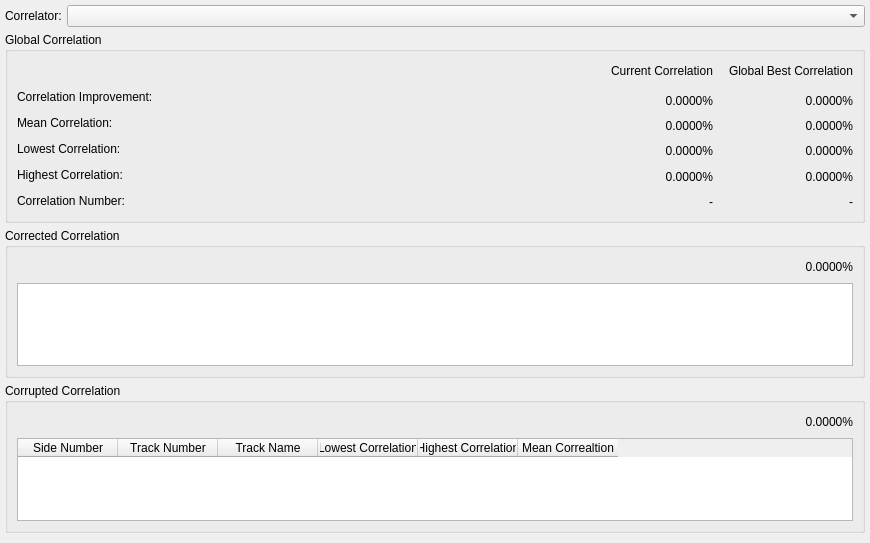
visore/Visore, file code/interface/vicomposedwidgets/forms/vicorrelationwidget.ui: the form before one commit.
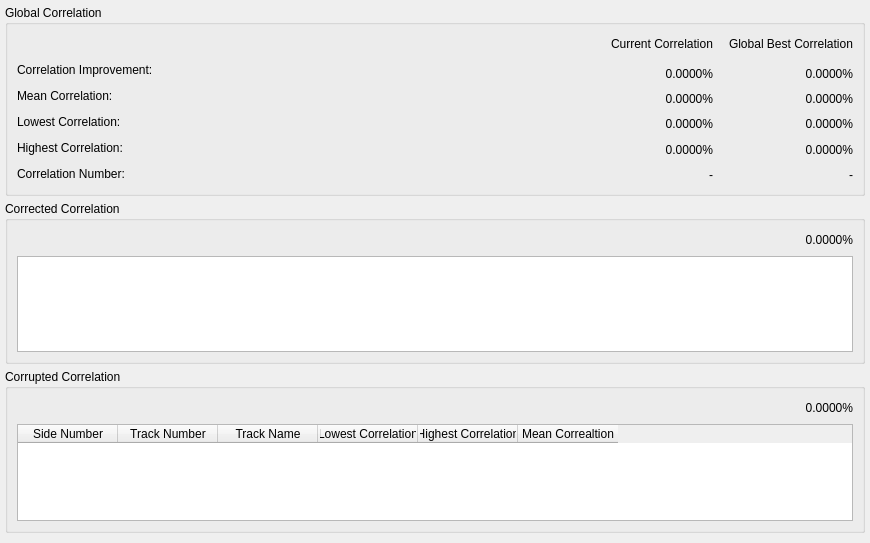
The form after the commit. Custom widgets are drawn as their Qt base class.

Commit message: Correlation widget updated.

What changed in the file:
```diff
--- a/code/interface/vicomposedwidgets/forms/vicorrelationwidget.ui
+++ b/code/interface/vicomposedwidgets/forms/vicorrelationwidget.ui
@@ -23,6 +23,9 @@
    <string/>
   </property>
   <layout class="QFormLayout" name="formLayout">
+   <property name="fieldGrowthPolicy">
+    <enum>QFormLayout::AllNonFixedFieldsGrow</enum>
+   </property>
    <property name="horizontalSpacing">
     <number>5</number>
    </property>
@@ -41,214 +44,7 @@
    <property name="bottomMargin">
     <number>5</number>
    </property>
-   <item row="0" column="0">
-    <widget class="QLabel" name="label_2">
-     <property name="text">
-      <string>Correlator:</string>
-     </property>
-    </widget>
-   </item>
-   <item row="0" column="1">
-    <widget class="QComboBox" name="correlatorComboBox">
-     <property name="minimumSize">
-      <size>
-       <width>0</width>
-       <height>0</height>
-      </size>
-     </property>
-    </widget>
-   </item>
-   <item row="2" column="0" colspan="2">
-    <widget class="QGroupBox" name="correctedGroupBox">
-     <property name="title">
-      <string>Corrected Correlation</string>
-     </property>
-     <layout class="QGridLayout" name="gridLayout_2">
-      <item row="0" column="1">
-       <widget class="QLabel" name="correctedLabel">
-        <property name="text">
-         <string>0.0000%</string>
-        </property>
-        <property name="alignment">
-         <set>Qt::AlignRight|Qt::AlignTrailing|Qt::AlignVCenter</set>
-        </property>
-       </widget>
-      </item>
-      <item row="1" column="0" colspan="2">
-       <widget class="ViTableWidget" name="correctedTable">
-        <property name="editTriggers">
-         <set>QAbstractItemView::NoEditTriggers</set>
-        </property>
-        <property name="showDropIndicator" stdset="0">
-         <bool>false</bool>
-        </property>
-        <property name="dragDropOverwriteMode">
-         <bool>false</bool>
-        </property>
-        <property name="selectionMode">
-         <enum>QAbstractItemView::SingleSelection</enum>
-        </property>
-        <property name="selectionBehavior">
-         <enum>QAbstractItemView::SelectRows</enum>
-        </property>
-        <property name="sortingEnabled">
-         <bool>true</bool>
-        </property>
-        <attribute name="horizontalHeaderVisible">
-         <bool>false</bool>
-        </attribute>
-        <attribute name="horizontalHeaderCascadingSectionResizes">
-         <bool>false</bool>
-        </attribute>
-        <attribute name="horizontalHeaderDefaultSectionSize">
-         <number>100</number>
-        </attribute>
-        <attribute name="horizontalHeaderMinimumSectionSize">
-         <number>56</number>
-        </attribute>
-        <attribute name="horizontalHeaderShowSortIndicator" stdset="0">
-         <bool>true</bool>
-        </attribute>
-        <attribute name="horizontalHeaderStretchLastSection">
-         <bool>false</bool>
-        </attribute>
-        <attribute name="verticalHeaderDefaultSectionSize">
-         <number>30</number>
-        </attribute>
-        <attribute name="verticalHeaderMinimumSectionSize">
-         <number>21</number>
-        </attribute>
-        <column>
-         <property name="text">
-          <string>Side Number</string>
-         </property>
-        </column>
-        <column>
-         <property name="text">
-          <string>Track Number</string>
-         </property>
-        </column>
-        <column>
-         <property name="text">
-          <string>Track Name</string>
-         </property>
-        </column>
-        <column>
-         <property name="text">
-          <string>Lowest Correlation</string>
-         </property>
-        </column>
-        <column>
-         <property name="text">
-          <string>Highest Correlation</string>
-         </property>
-        </column>
-        <column>
-         <property name="text">
-          <string>Mean Correlation</string>
-         </property>
-        </column>
-       </widget>
-      </item>
-      <item row="0" column="0">
-       <spacer name="horizontalSpacer_2">
-        <property name="orientation">
-         <enum>Qt::Horizontal</enum>
-        </property>
-        <property name="sizeHint" stdset="0">
-         <size>
-          <width>40</width>
-          <height>20</height>
-         </size>
-        </property>
-       </spacer>
-      </item>
-     </layout>
-    </widget>
-   </item>
-   <item row="3" column="0" colspan="2">
-    <widget class="QGroupBox" name="corruptedGroupBox">
-     <property name="title">
-      <string>Corrupted Correlation</string>
-     </property>
-     <layout class="QGridLayout" name="gridLayout_3">
-      <item row="0" column="1">
-       <widget class="QLabel" name="corruptedLabel">
-        <property name="text">
-         <string>0.0000%</string>
-        </property>
-        <property name="alignment">
-         <set>Qt::AlignRight|Qt::AlignTrailing|Qt::AlignVCenter</set>
-        </property>
-       </widget>
-      </item>
-      <item row="0" column="0">
-       <spacer name="horizontalSpacer">
-        <property name="orientation">
-         <enum>Qt::Horizontal</enum>
-        </property>
-        <property name="sizeHint" stdset="0">
-         <size>
-          <width>40</width>
-          <height>20</height>
-         </size>
-        </property>
-       </spacer>
-      </item>
-      <item row="1" column="0" colspan="2">
-       <widget class="ViTableWidget" name="corruptedTable">
-        <attribute name="horizontalHeaderStretchLastSection">
-         <bool>false</bool>
-        </attribute>
-        <column>
-         <property name="text">
-          <string>Side Number</string>
-         </property>
-        </column>
-        <column>
-         <property name="text">
-          <string>Track Number</string>
-         </property>
-        </column>
-        <column>
-         <property name="text">
-          <string>Track Name</string>
-         </property>
-        </column>
-        <column>
-         <property name="text">
-          <string>Lowest Correlation</string>
-         </property>
-        </column>
-        <column>
-         <property name="text">
-          <string>Highest Correlation</string>
-         </property>
-        </column>
-        <column>
-         <property name="text">
-          <string>Mean Correaltion</string>
-         </property>
-        </column>
-       </widget>
-      </item>
-     </layout>
-    </widget>
-   </item>
-   <item row="4" column="0">
-    <spacer name="verticalSpacer">
-     <property name="orientation">
-      <enum>Qt::Vertical</enum>
-     </property>
-     <property name="sizeHint" stdset="0">
-      <size>
-       <width>20</width>
-       <height>40</height>
-      </size>
-     </property>
-    </spacer>
-   </item>
-   <item row="1" column="0" colspan="2">
+   <item row="0" column="0" colspan="2">
     <widget class="QGroupBox" name="globalGroupBox">
      <property name="title">
       <string>Global Correlation</string>
@@ -555,6 +351,205 @@
      </layout>
     </widget>
    </item>
+   <item row="1" column="0" colspan="2">
+    <widget class="QGroupBox" name="correctedGroupBox">
+     <property name="title">
+      <string>Corrected Correlation</string>
+     </property>
+     <layout class="QGridLayout" name="gridLayout_2">
+      <item row="0" column="1">
+       <widget class="QLabel" name="correctedLabel">
+        <property name="text">
+         <string>0.0000%</string>
+        </property>
+        <property name="alignment">
+         <set>Qt::AlignRight|Qt::AlignTrailing|Qt::AlignVCenter</set>
+        </property>
+       </widget>
+      </item>
+      <item row="1" column="0" colspan="2">
+       <widget class="ViTableWidget" name="correctedTable">
+        <property name="editTriggers">
+         <set>QAbstractItemView::NoEditTriggers</set>
+        </property>
+        <property name="showDropIndicator" stdset="0">
+         <bool>false</bool>
+        </property>
+        <property name="dragDropOverwriteMode">
+         <bool>false</bool>
+        </property>
+        <property name="selectionMode">
+         <enum>QAbstractItemView::SingleSelection</enum>
+        </property>
+        <property name="selectionBehavior">
+         <enum>QAbstractItemView::SelectRows</enum>
+        </property>
+        <property name="sortingEnabled">
+         <bool>true</bool>
+        </property>
+        <attribute name="horizontalHeaderVisible">
+         <bool>false</bool>
+        </attribute>
+        <attribute name="horizontalHeaderCascadingSectionResizes">
+         <bool>false</bool>
+        </attribute>
+        <attribute name="horizontalHeaderDefaultSectionSize">
+         <number>100</number>
+        </attribute>
+        <attribute name="horizontalHeaderMinimumSectionSize">
+         <number>56</number>
+        </attribute>
+        <attribute name="horizontalHeaderShowSortIndicator" stdset="0">
+         <bool>true</bool>
+        </attribute>
+        <attribute name="horizontalHeaderStretchLastSection">
+         <bool>false</bool>
+        </attribute>
+        <attribute name="verticalHeaderDefaultSectionSize">
+         <number>30</number>
+        </attribute>
+        <attribute name="verticalHeaderMinimumSectionSize">
+         <number>21</number>
+        </attribute>
+        <column>
+         <property name="text">
+          <string>Side Number</string>
+         </property>
+        </column>
+        <column>
+         <property name="text">
+          <string>Track Number</string>
+         </property>
+        </column>
+        <column>
+         <property name="text">
+          <string>Track Name</string>
+         </property>
+        </column>
+        <column>
+         <property name="text">
+          <string>Lowest Correlation</string>
+         </property>
+        </column>
+        <column>
+         <property name="text">
+          <string>Highest Correlation</string>
+         </property>
+        </column>
+        <column>
+         <property name="text">
+          <string>Mean Correlation</string>
+         </property>
+        </column>
+       </widget>
+      </item>
+      <item row="0" column="0">
+       <spacer name="horizontalSpacer_2">
+        <property name="orientation">
+         <enum>Qt::Horizontal</enum>
+        </property>
+        <property name="sizeHint" stdset="0">
+         <size>
+          <width>40</width>
+          <height>20</height>
+         </size>
+        </property>
+       </spacer>
+      </item>
+     </layout>
+    </widget>
+   </item>
+   <item row="2" column="0" colspan="2">
+    <widget class="QGroupBox" name="corruptedGroupBox">
+     <property name="title">
+      <string>Corrupted Correlation</string>
+     </property>
+     <layout class="QGridLayout" name="gridLayout_3">
+      <item row="0" column="1">
+       <widget class="QLabel" name="corruptedLabel">
+        <property name="text">
+         <string>0.0000%</string>
+        </property>
+        <property name="alignment">
+         <set>Qt::AlignRight|Qt::AlignTrailing|Qt::AlignVCenter</set>
+        </property>
+       </widget>
+      </item>
+      <item row="0" column="0">
+       <spacer name="horizontalSpacer">
+        <property name="orientation">
+         <enum>Qt::Horizontal</enum>
+        </property>
+        <property name="sizeHint" stdset="0">
+         <size>
+          <width>40</width>
+          <height>20</height>
+         </size>
+        </property>
+       </spacer>
+      </item>
+      <item row="1" column="0" colspan="2">
+       <widget class="ViTableWidget" name="corruptedTable">
+        <property name="editTriggers">
+         <set>QAbstractItemView::NoEditTriggers</set>
+        </property>
+        <property name="selectionMode">
+         <enum>QAbstractItemView::SingleSelection</enum>
+        </property>
+        <property name="selectionBehavior">
+         <enum>QAbstractItemView::SelectRows</enum>
+        </property>
+        <attribute name="horizontalHeaderStretchLastSection">
+         <bool>false</bool>
+        </attribute>
+        <column>
+         <property name="text">
+          <string>Side Number</string>
+         </property>
+        </column>
+        <column>
+         <property name="text">
+          <string>Track Number</string>
+         </property>
+        </column>
+        <column>
+         <property name="text">
+          <string>Track Name</string>
+         </property>
+        </column>
+        <column>
+         <property name="text">
+          <string>Lowest Correlation</string>
+         </property>
+        </column>
+        <column>
+         <property name="text">
+          <string>Highest Correlation</string>
+         </property>
+        </column>
+        <column>
+         <property name="text">
+          <string>Mean Correaltion</string>
+         </property>
+        </column>
+       </widget>
+      </item>
+     </layout>
+    </widget>
+   </item>
+   <item row="3" column="0">
+    <spacer name="verticalSpacer">
+     <property name="orientation">
+      <enum>Qt::Vertical</enum>
+     </property>
+     <property name="sizeHint" stdset="0">
+      <size>
+       <width>20</width>
+       <height>40</height>
+      </size>
+     </property>
+    </spacer>
+   </item>
   </layout>
  </widget>
  <customwidgets>
```
The commit also changes 9 other files.
